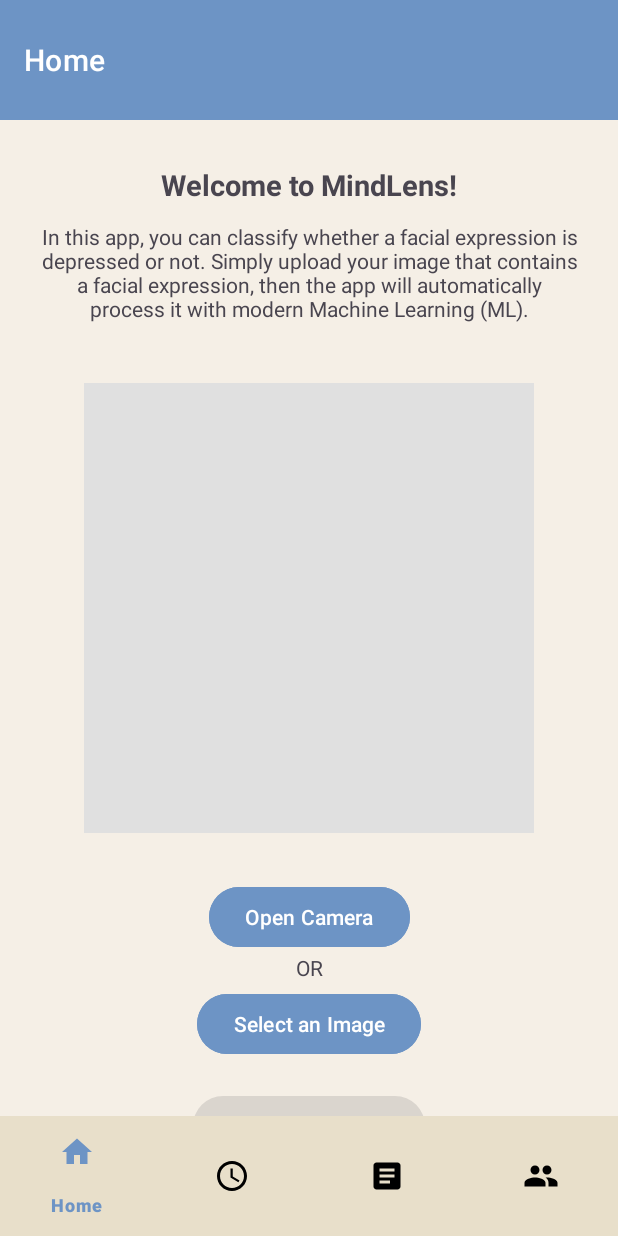
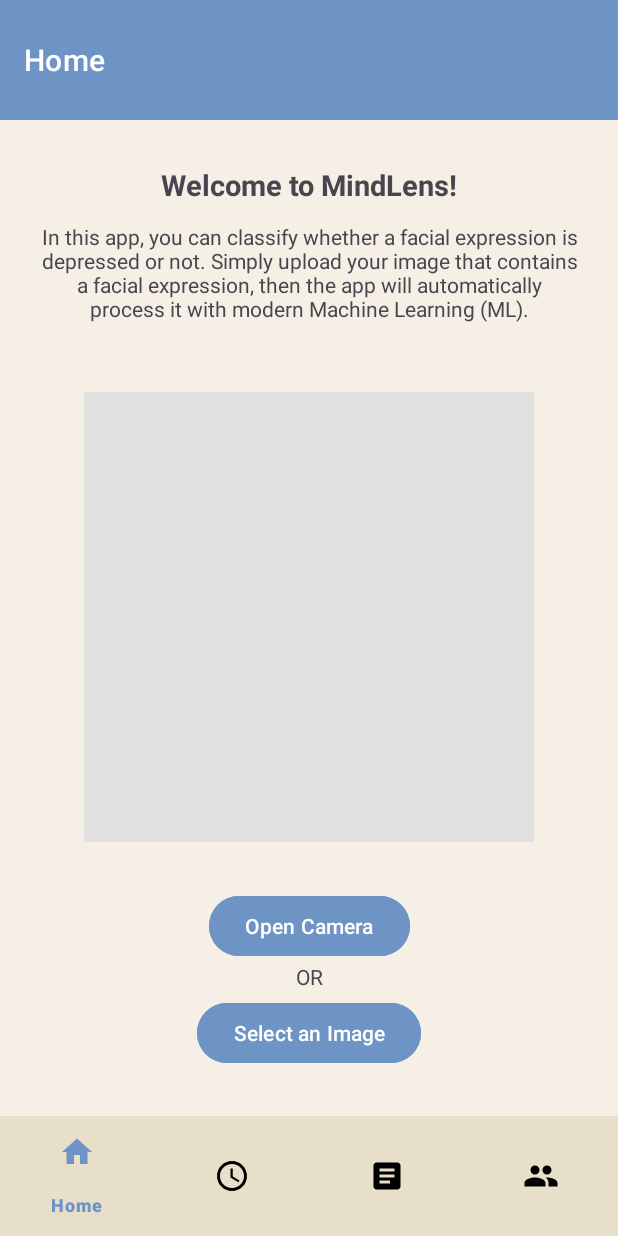
Before and after one commit to henrysalim/map-midterm-exam, an Android app: the HomeFragment screen opened through its navigation route, on a phone screen of 412 x 824 dp. Run offline under Robolectric (Android 15) with nearby library versions, the light colour scheme and no system bars; our stand-ins replace navigation-ui; pictures from the network do not load.

Commit message:
fixed homepage

```diff
--- a/app/src/main/java/com/example/midtermexam/ui/HomeFragment.kt
+++ b/app/src/main/java/com/example/midtermexam/ui/HomeFragment.kt
@@ -10,11 +10,11 @@
 import android.view.ViewGroup
 import android.widget.Button
 import android.widget.ImageView
+import android.widget.TextView
 import android.widget.Toast
 import androidx.activity.result.contract.ActivityResultContracts
 import androidx.core.content.FileProvider
 import androidx.fragment.app.activityViewModels
-import androidx.lifecycle.ViewModelProvider
 import androidx.lifecycle.lifecycleScope
 import coil.load
 import com.example.midtermexam.R
@@ -23,6 +23,7 @@
 import okhttp3.MediaType.Companion.toMediaTypeOrNull
 import okhttp3.MultipartBody
 import okhttp3.RequestBody.Companion.asRequestBody
+import okhttp3.internal.format
 import java.io.File
 import java.io.FileOutputStream
 import java.lang.Exception
@@ -33,8 +34,13 @@
     private lateinit var btnSelectImage: Button
     private lateinit var btnUploadImage: Button
     private lateinit var btnOpenCamera: Button
+    private lateinit var depressionPredictionResult: TextView
     private var cameraImageUri: Uri? = null
     private var selectedImageUri: Uri? = null
+
+    // for dummy depression prediction
+    private lateinit var predictionResult: String
+    private lateinit var formattedPredictionResult: String
 
     // inisialisasi variabel authViewModel untuk mengambil data current logged in user
     private val authViewModel: AuthViewModel by activityViewModels()
@@ -51,11 +57,13 @@
         if (successMessage.isNotBlank())
             Toast.makeText(requireContext(), successMessage, Toast.LENGTH_SHORT).show()
 
-
         ivPreview = view.findViewById(R.id.iv_preview)
         btnSelectImage = view.findViewById(R.id.selectImagebtn)
         btnUploadImage = view.findViewById(R.id.uploadImageBtn)
         btnOpenCamera = view.findViewById(R.id.openCameraBtn)
+        depressionPredictionResult = view.findViewById(R.id.depressionPrediction)
+        predictionResult = "Depressed"
+        formattedPredictionResult = getString(R.string.depressionPrediction, predictionResult)
 
         btnOpenCamera.setOnClickListener {
             requestCameraPermissionLauncher.launch(Manifest.permission.CAMERA)
@@ -98,6 +106,9 @@
 
                     // Show a loading indicator
                     Toast.makeText(requireContext(), "Uploading...", Toast.LENGTH_SHORT).show()
+                    // dummy result for depression prediction
+                    depressionPredictionResult.text = formattedPredictionResult
+                    depressionPredictionResult.visibility = View.VISIBLE
                 } catch (e: Exception) {
                     // if there's any error, display the error message using Toast
                     Toast.makeText(requireContext(), "Upload failed: ${e.message}", Toast.LENGTH_SHORT).show()
@@ -157,31 +168,37 @@
             }
         }
 
-    // handle pick image from gallery
+    // handle pick image from gallery, then set the image preview to be this image
     private val pickImageFromGalleryLauncher =
         registerForActivityResult(ActivityResultContracts.GetContent()) { uri: Uri? ->
             uri?.let {
                 ivPreview.load(it)
+                selectedImageUri = it
+                btnUploadImage.visibility = View.VISIBLE
             }
         }
 
-    // handle take photo in camera
+    // handle take photo in camera, then set the image preview to be this image
     private val takePictureLauncher =
         registerForActivityResult(ActivityResultContracts.TakePicture()) { success: Boolean ->
             if (success) {
-                cameraImageUri?.let { ivPreview.load(it) }
+                cameraImageUri?.let {
+                    ivPreview.load(it)
+                    selectedImageUri = it
+                }
+                btnUploadImage.visibility = View.VISIBLE
             }
         }
 
     // handle activity results for picking an image
-    private val imagePickerLauncher =
-        registerForActivityResult(ActivityResultContracts.GetContent()) { uri: Uri? ->
-            uri?.let {
-                selectedImageUri = it
-                ivPreview.load(it)
-                btnUploadImage.isEnabled = true
-            }
-        }
+//    private val imagePickerLauncher =
+//        registerForActivityResult(ActivityResultContracts.GetContent()) { uri: Uri? ->
+//            uri?.let {
+//                selectedImageUri = it
+//                ivPreview.load(it)
+//                btnUploadImage.isEnabled = true
+//            }
+//        }
 
     // launch the camera
     private fun launchCamera() {
--- a/app/src/main/res/layout/fragment_home.xml
+++ b/app/src/main/res/layout/fragment_home.xml
@@ -30,12 +30,24 @@
             android:layout_height="wrap_content"
             android:text="@string/homepageDescription"/>
 
+    <!--  Text view to display depression prediction result  -->
+    <TextView
+            android:id="@+id/depressionPrediction"
+            android:layout_width="match_parent"
+            android:textAlignment="center"
+            android:layout_height="wrap_content"
+            android:layout_marginTop="20dp"
+            android:visibility="gone"
+            app:layout_constraintTop_toBottomOf="@id/homepageDescription"
+            android:textStyle="bold"
+            android:text="@string/depressionPrediction"/>
+
     <!--  Image view to display preview from the uploaded image  -->
     <ImageView
             android:id="@+id/iv_preview"
             android:layout_width="300dp"
             android:layout_height="300dp"
-            android:layout_marginTop="40dp"
+            android:layout_marginTop="46dp"
             app:layout_constraintTop_toBottomOf="@id/homepageDescription"
             app:layout_constraintLeft_toLeftOf="parent"
             app:layout_constraintRight_toRightOf="parent"
@@ -86,7 +98,9 @@
             android:layout_marginTop="20dp"
             app:layout_constraintLeft_toLeftOf="parent"
             app:layout_constraintRight_toRightOf="parent"
-            android:enabled="false"
+            android:visibility="gone"
+            android:textColor="@color/black"
+            android:backgroundTint="@color/cream"
             android:text="@string/uploadImageButtom"/>
 
 </androidx.constraintlayout.widget.ConstraintLayout>
--- a/app/src/main/res/values/strings.xml
+++ b/app/src/main/res/values/strings.xml
@@ -1,4 +1,5 @@
 <resources>
+    <!-- Homepage, profile, bottom nav -->
     <string name="app_name">MidTermExam</string>
     <string name="homepageTitle">Welcome to MindLens!</string>
     <string name="homepageDescription">In this app, you can classify whether a facial expression is depressed or not.
@@ -26,6 +27,7 @@
     <string name="dontHaveAccText">Don\'t have an account?</string>
     <string name="alreadyHaveAccText">Already have an account?</string>
     <string name="filterContentDesc">Filter Artikel</string>
+    <string name="depressionPrediction">Prediction result: %1$s</string>
 
     <!-- Profile !-->
     <string name="usnDummy">User Dummy</string>
```
